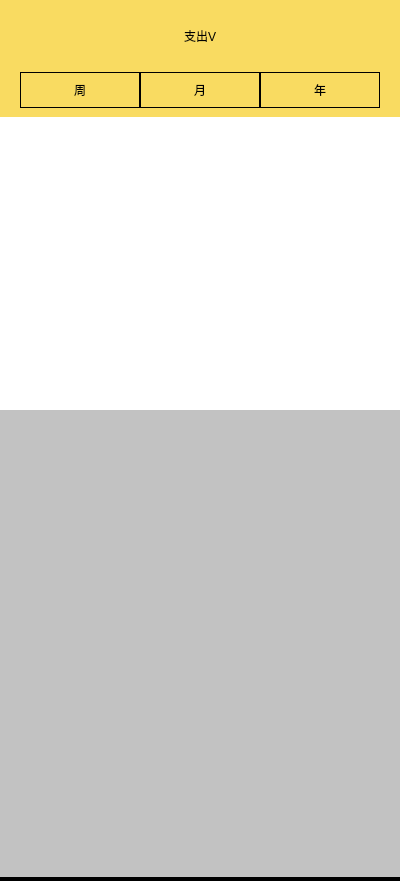
Above: Main/ChartPage/MainUi/chartmaininterface.ui from MichaelFeng823/SharkBookProject before the change. Below: the same form after it.
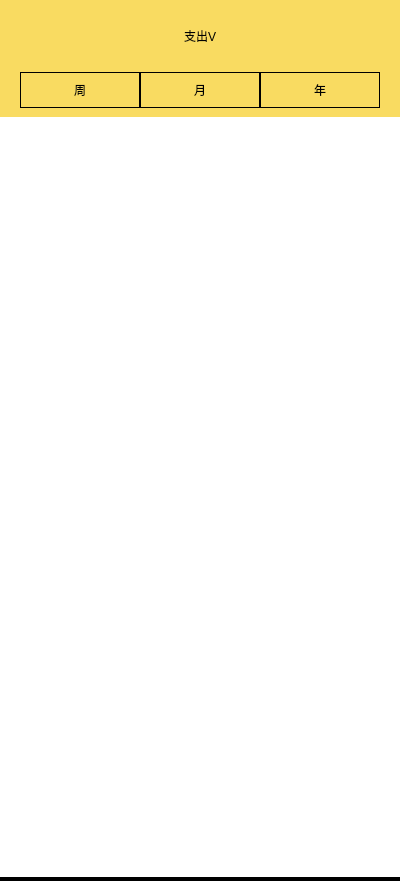
That is the form after the change. The open tabs and pages were chosen to show the change.

Diff of the .ui file:
```diff
--- a/Main/ChartPage/MainUi/chartmaininterface.ui
+++ b/Main/ChartPage/MainUi/chartmaininterface.ui
@@ -271,7 +271,8 @@
            </rect>
           </property>
           <property name="styleSheet">
-           <string notr="true">background-color: rgb(194, 194, 194);</string>
+           <string notr="true">background-color: rgb(255, 255, 255);
+color: rgb(0, 0, 0);</string>
           </property>
          </widget>
          <widget class="QWidget" name="yearchartwidget" native="true">
```
Left out of the diff: 8 changed lines with no effect on the pictures.
